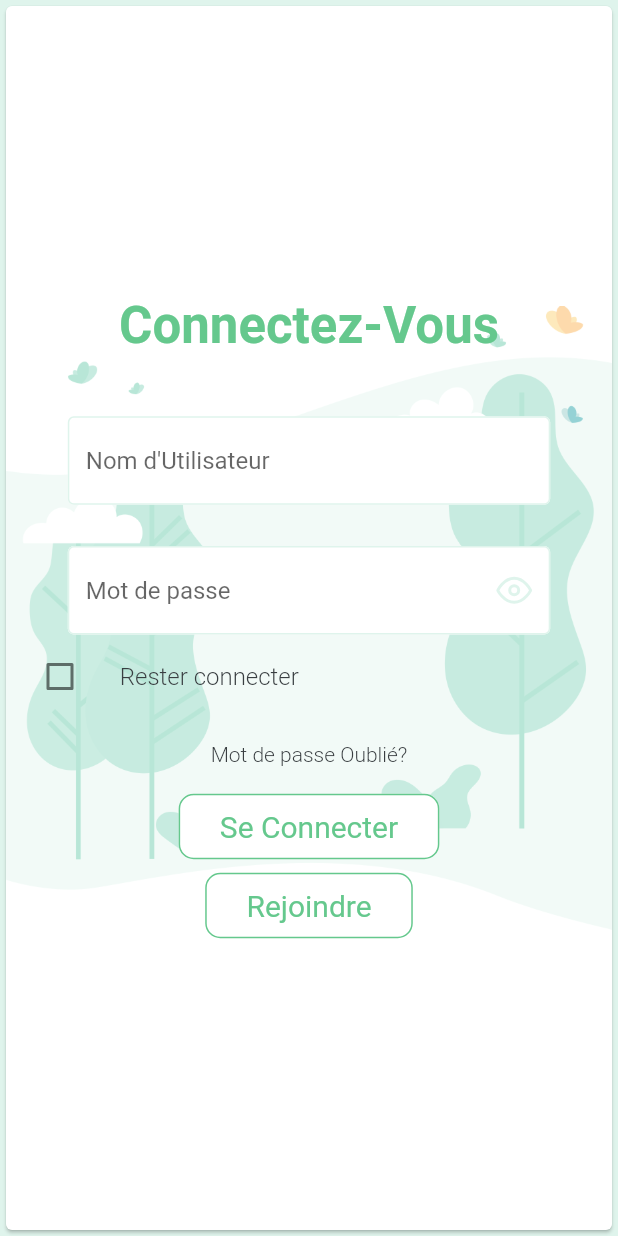
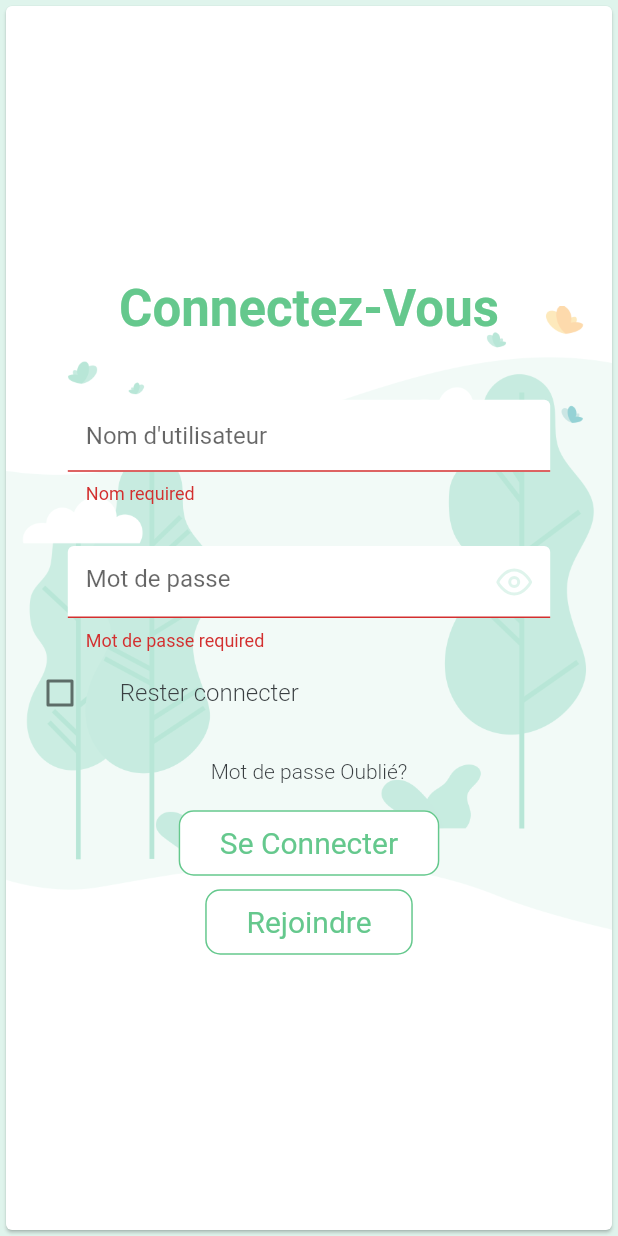
Before and after one commit to jimmy-khalifa/raskel-platform, a Flutter app: the screen it shows after launch, after a tap on "Passer", on a phone screen of 412 x 824 dp. Run offline on Flutter 3.47's test engine with Material 2 defaults, Android fonts, the light colour scheme and no system bars; our stand-ins replace animated_text_kit, badges, carousel_slider, flutter_feather_icons, form_field_validator, google_fonts and 2 more; Roboto replaces fonts that are missing (Tajawal); project files that could hold a hidden picture were left out.

Commit message:
Add error messages to login form and change the list in signup form

```diff
--- a/flutter_mobile/lib/screen/_signup.dart
+++ b/flutter_mobile/lib/screen/_signup.dart
@@ -14,7 +14,7 @@ class SignUp extends StatefulWidget {
 class _SignUpState extends State<SignUp> {
   bool isChecked = false;
   Object? _valueChoose;
-  List listItem = ["Rdayef", "Degueche", "Tozeur"];
+  List listItem = ["Rdayef", "Degueche", "Mahres","Sfax"];
   @override
   Widget build(BuildContext context) {
     return Container(
--- a/flutter_mobile/lib/screen/_singin.dart
+++ b/flutter_mobile/lib/screen/_singin.dart
@@ -1,6 +1,7 @@
 import 'package:flutter/material.dart';
 import 'package:flutter_feather_icons/flutter_feather_icons.dart';
 import 'package:flutter_mobile/screen/_signup.dart';
+import 'package:form_field_validator/form_field_validator.dart';
 
 import 'package:google_fonts/google_fonts.dart';
 
@@ -15,6 +16,17 @@ class SignIn extends StatefulWidget {
 
 class _SignInState extends State<SignIn> {
   bool isChecked = false;
+  GlobalKey<FormState> formkey = GlobalKey<FormState>();
+  void validate() {
+    if (formkey.currentState!.validate()) {
+      // ignore: avoid_print
+      print("Validée!");
+    } else {
+      // ignore: avoid_print
+      print("Non validée !");
+    }
+  }
+
   @override
   Widget build(BuildContext context) {
     return Scaffold(
@@ -29,9 +41,9 @@ class _SignInState extends State<SignIn> {
                   mainAxisAlignment: MainAxisAlignment.center,
                   children: [
                     Container(
-                      padding: EdgeInsets.only(bottom: MediaQuery.of(context).size.height/20),
-                      child:
-                      Text(
+                      padding: EdgeInsets.only(
+                          bottom: MediaQuery.of(context).size.height / 20),
+                      child: Text(
                         "Connectez-Vous",
                         textAlign: TextAlign.center,
                         style: GoogleFonts.tajawal(
@@ -42,45 +54,66 @@ class _SignInState extends State<SignIn> {
                         )),
                       ),
                     ),
-                    Column(children: [
+                    Form(
+                      autovalidate: true,
+                        key: formkey,
+                        child: Column(children: [
                           Container(
-                        padding: EdgeInsets.only(left: MediaQuery.of(context).size.width /10,right: MediaQuery.of(context).size.width /10
+                            padding: EdgeInsets.only(
+                                left: MediaQuery.of(context).size.width / 10,
+                                right: MediaQuery.of(context).size.width / 10),
+                            child: Column(children: [
+                              TextFormField(
+                               validator: RequiredValidator(errorText: 'Nom required'),
+                                cursorColor: const Color(0xFFDFF4EC),
+                                decoration: const InputDecoration(
+
+                                  focusedBorder: OutlineInputBorder(
+                                    borderSide:
+                                        BorderSide(color: Color(0xFF65C88D)),
                                   ),
-                        child:Column(
-                        children:[
 
-                      const TextField(
-                        decoration: InputDecoration(
-                          focusedBorder: OutlineInputBorder(
-                            borderSide: BorderSide(color: Color(0xFF65C88D)),
+                                  enabledBorder: OutlineInputBorder(
+                                    borderSide:
+                                        BorderSide(color: Color(0xFFDFF4EC)),
                                   ),
-                          enabledBorder: OutlineInputBorder(
-                            borderSide: BorderSide(color:  Color(0xFFDFF4EC)),
-                          ),
-                          hintText: "Nom d'Utilisateur",
-
+                                  hintText: "Nom d'utilisateur",
                                   filled: true,
                                   fillColor: Colors.white,
                                 ),
                               ),
-                      SizedBox(height: MediaQuery.of(context).size.height/ 30,),
-                      const TextField(
+                              SizedBox(
+                                height: MediaQuery.of(context).size.height / 30,
+                              ),
+                               TextFormField(
+                                 validator: MultiValidator([
+    RequiredValidator(errorText: 'Mot de passe required'),
+    MinLengthValidator(8, errorText: 'Mot de passe doit contenir minimum 8 chiffres'),
+    PatternValidator(r'(?=.*?[#?!@$%^&*-])', errorText: 'Mot de passe doit contenir au moins un spécial caractère')
+ ]),
 
-                        cursorColor: Color(0xFFDFF4EC),
-                        decoration: InputDecoration(
-                          suffixIcon: Icon(FeatherIcons.eye, color: Color(0xFFDFF4EC),),
+                                cursorColor: const Color(0xFFDFF4EC),
+                                decoration: const InputDecoration(
+
+                                  suffixIcon: Icon(
+                                    FeatherIcons.eye,
+                                    color: Color(0xFFDFF4EC),
+                                  ),
                                   focusedBorder: OutlineInputBorder(
-                            borderSide: BorderSide(color: Color(0xFF65C88D)),
+                                    borderSide:
+                                        BorderSide(color: Color(0xFF65C88D)),
                                   ),
                                   enabledBorder: OutlineInputBorder(
-                            borderSide: BorderSide(color: Color(0xFFDFF4EC)),
+                                    borderSide:
+                                        BorderSide(color: Color(0xFFDFF4EC)),
                                   ),
                                   hintText: "Mot de passe",
                                   filled: true,
                                   fillColor: Colors.white,
                                 ),
-
-                      ),]),),
+                              ),
+                            ]),
+                          ),
                           CheckboxListTile(
                               activeColor: const Color(0xFF65C88D),
                               value: isChecked,
@@ -104,24 +137,35 @@ class _SignInState extends State<SignIn> {
                                     color: Color(0xFF393E41),
                                   )))),
                           Container(
-                        padding: EdgeInsets.only(bottom: MediaQuery.of(context).size.height /180),
-                        child:
-                      OutlinedButton(
-
+                            padding: EdgeInsets.only(
+                                bottom:
+                                    MediaQuery.of(context).size.height / 180),
+                            child: OutlinedButton(
                                 style: OutlinedButton.styleFrom(
-                             padding: EdgeInsets.symmetric(vertical: MediaQuery.of(context).size.height /80,horizontal: MediaQuery.of(context).size.width /15),
+                                  padding: EdgeInsets.symmetric(
+                                      vertical:
+                                          MediaQuery.of(context).size.height /
+                                              80,
+                                      horizontal:
+                                          MediaQuery.of(context).size.width /
+                                              15),
                                   backgroundColor: Colors.white,
-                            side: const BorderSide(color: Color(0xFF65C88D)),
+                                  side: const BorderSide(
+                                      color: Color(0xFF65C88D)),
                                   shape: const RoundedRectangleBorder(
-                                borderRadius:
-                                    BorderRadius.all(Radius.circular(10))),
+                                      borderRadius: BorderRadius.all(
+                                          Radius.circular(10))),
                                 ),
                                 onPressed: () {
+                                 if(formkey.currentState!.validate()) {
                                      Navigator.push(
                                     context,
                                     MaterialPageRoute(
                                         builder: (context) => const Home()),
                                   );
+
+                                 }
+
                                 },
                                 child: Text(
                                   "Se Connecter",
@@ -131,17 +175,24 @@ class _SignInState extends State<SignIn> {
                                     fontWeight: FontWeight.w400,
                                     fontSize: 20.0,
                                   )),
-                          )),),
+                                )),
+                          ),
                           Center(
                             child: OutlinedButton(
-
                                 style: OutlinedButton.styleFrom(
-                               padding: EdgeInsets.symmetric(vertical: MediaQuery.of(context).size.height /80,horizontal: MediaQuery.of(context).size.width /15),
+                                  padding: EdgeInsets.symmetric(
+                                      vertical:
+                                          MediaQuery.of(context).size.height /
+                                              80,
+                                      horizontal:
+                                          MediaQuery.of(context).size.width /
+                                              15),
                                   backgroundColor: Colors.white,
-                              side: const BorderSide(color: Color(0xFF65C88D)),
+                                  side: const BorderSide(
+                                      color: Color(0xFF65C88D)),
                                   shape: const RoundedRectangleBorder(
-                                  borderRadius:
-                                      BorderRadius.all(Radius.circular(10))),
+                                      borderRadius: BorderRadius.all(
+                                          Radius.circular(10))),
                                 ),
                                 onPressed: () {
                                   Navigator.push(
@@ -160,7 +211,7 @@ class _SignInState extends State<SignIn> {
                                   )),
                                 )),
                           )
-                    ]),
+                        ])),
                   ],
                 ))));
   }
--- a/flutter_mobile/pubspec.yaml
+++ b/flutter_mobile/pubspec.yaml
@@ -47,6 +47,9 @@ dependencies:
   table_calendar: ^3.0.3
   intl: ^0.17.0
   flutter_clean_calendar: ^1.1.0
+  flutter_polyline_points: ^1.0.0
+  form_field_validator: ^1.1.0
+
 
   flutter_localizations:
      sdk: flutter
@@ -88,6 +91,7 @@ flutter:
    - assets/getstarted/back_login.png
    - assets/images/secondprofile.png
    - assets/images/pngwing.png
+   - assets/images/truck.png
    #- images/a_dot_ham.jpeg
 
   # An image asset can refer to one or more resolution-specific "variants", see
```
Also changed, not shown: flutter_mobile/lib/components/_collectsdetail.dart (+8 -1 lines), flutter_mobile/lib/screen/_mapview.dart (+92 -14 lines), flutter_mobile/assets/images/truck.png (added), flutter_mobile/pubspec.lock, 3 other files. Lines whose indentation alone changed are shown as unchanged.
